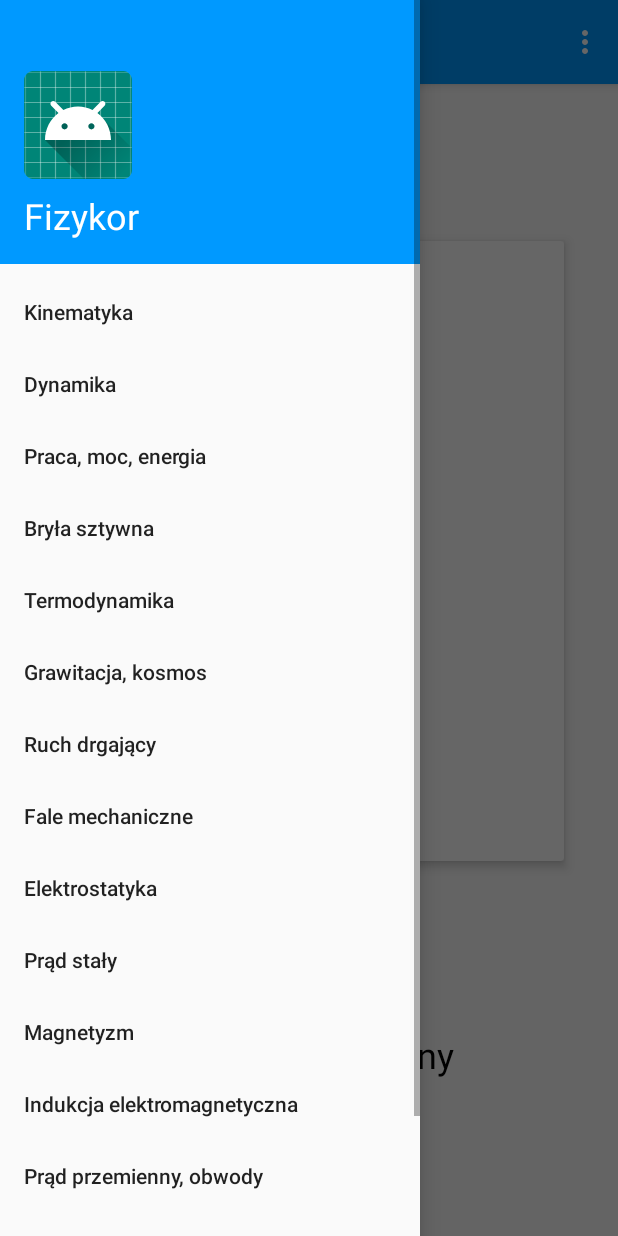
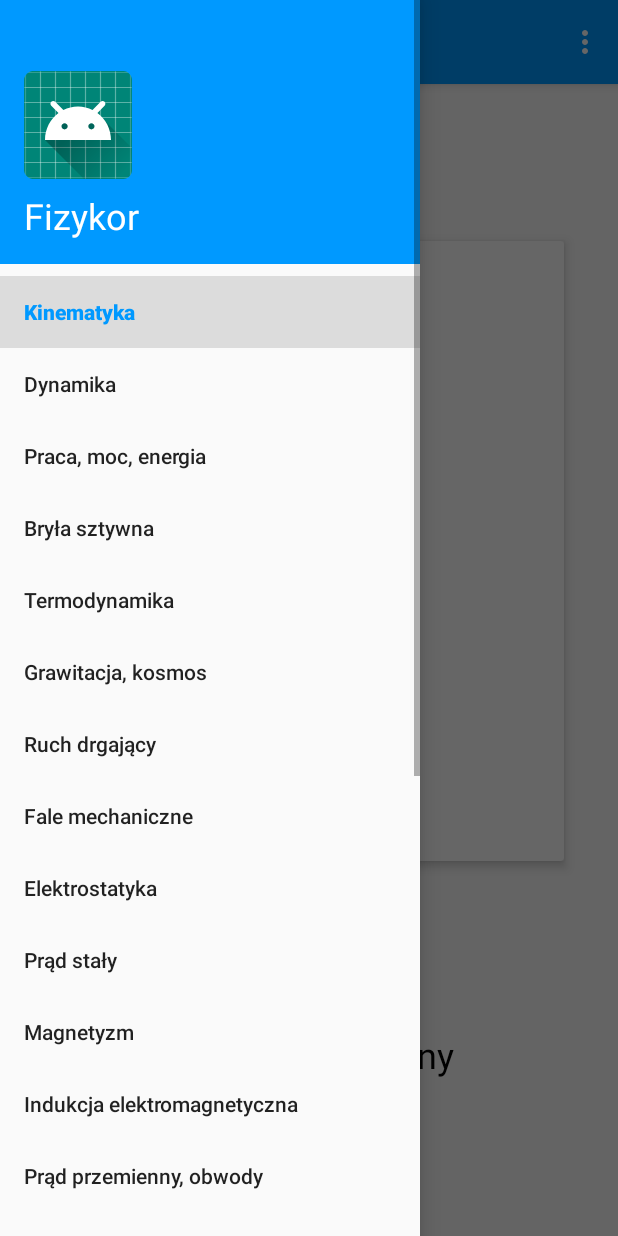
Before and after one commit to jstarczewski/Fizykor3, an Android app: the FlashCardsActivity screen opened directly, with no data from a screen before it, with the side drawer open, on a phone screen of 412 x 824 dp. Run offline under Robolectric (Android 15) with nearby library versions, the phone set to English and light mode, and no system bars; our stand-ins replace RxJava, data binding; 5 statements that could not run were skipped.

Commit message:
Resolving navigation bugs

```diff
--- a/app/src/main/java/com/clakestudio/pc/fizykor/equations/EquationsViewModel.kt
+++ b/app/src/main/java/com/clakestudio/pc/fizykor/equations/EquationsViewModel.kt
@@ -23,6 +23,7 @@ class EquationsViewModel(
     private var rawEquations: ArrayList<Equation> = ArrayList()
     private var isDataLoaded = false
     var flashCardsEvent: SingleLiveEvent<Void> = SingleLiveEvent()
+    private var currentFiltering: String = "Kinematyka"
 
 
     fun start() {
@@ -86,12 +87,13 @@ class EquationsViewModel(
         rawEquations.clear()
         rawEquations.addAll(equations)
         isDataLoaded = true
-        filterEquations("Kinematyka")
+        filterEquations(currentFiltering)
     }
 
     fun filterEquations(filtering: String) {
         this.equations.clear()
         this.equations.addAll(rawEquations.filter { equation -> equation.section == filtering })
+        currentFiltering = filtering
     }
 
     fun openFlashCards() {
--- a/app/src/main/java/com/clakestudio/pc/fizykor/flashcards/FlashCardsActivity.kt
+++ b/app/src/main/java/com/clakestudio/pc/fizykor/flashcards/FlashCardsActivity.kt
@@ -34,13 +34,19 @@ class FlashCardsActivity : AppCompatActivity() {
         setupViewFragment()
         setupNavigationDrawer()
 
-        startupCheckedItem = intent.getIntExtra("CheckedItemIndex", 0)
-
-
         setupActionBar(R.id.toolbar) {
             setHomeAsUpIndicator(R.drawable.ic_menu)
             setDisplayHomeAsUpEnabled(true)
         }
+
+        /**
+         * Not sure whether it is the right approach
+         * */
+
+        startupCheckedItem = intent.getIntExtra("CheckedItemIndex", 0)
+        flashCardsViewModel.startupFiltering = intent.getStringExtra("Filtering")
+        (findViewById<NavigationView>(R.id.nav_view)).setCheckedItem(startupCheckedItem)
+
 
     }
 
@@ -76,8 +82,6 @@ class FlashCardsActivity : AppCompatActivity() {
 
     private fun setupDrawerContent(navigationView: NavigationView) {
 
-        navigationView.setCheckedItem(startupCheckedItem)
-
         navigationView.setNavigationItemSelectedListener { menuItem ->
 
             flashCardsViewModel.filterFlashCards(menuItem.title.toString())
--- a/app/src/main/java/com/clakestudio/pc/fizykor/flashcards/FlashCardsFragment.kt
+++ b/app/src/main/java/com/clakestudio/pc/fizykor/flashcards/FlashCardsFragment.kt
@@ -45,8 +45,6 @@ class FlashCardsFragment : Fragment(), GestureDetector.OnGestureListener, View.O
     override fun onResume() {
         super.onResume()
         viewFragmentBinding.viewmodel?.start()
-        startupFiltering = activity?.intent?.getStringExtra("Filtering")
-        viewFragmentBinding.viewmodel?.filterFlashCards(startupFiltering.toString())
     }
 
     private fun setupGestureDetector() {
--- a/app/src/main/java/com/clakestudio/pc/fizykor/flashcards/FlashCardsViewModel.kt
+++ b/app/src/main/java/com/clakestudio/pc/fizykor/flashcards/FlashCardsViewModel.kt
@@ -33,6 +33,8 @@ class FlashCardsViewModel(private val equationsRepository: EquationsRepository)
     private var isLastOperationPush = false
     private var isMaturaMode = false
 
+    var startupFiltering = "Kinematyka"
+
     private val flashCardsBackStack = Stack<FlashCard>()
 
     fun start() {
@@ -45,8 +47,8 @@ class FlashCardsViewModel(private val equationsRepository: EquationsRepository)
     fun filterFlashCards(filtering: String) {
         flashCards.clear()
         flashCards.addAll(rawFlashCards.filter { flashCard -> flashCard.section == filtering })
+
     }
-
     private fun loadData() {
 
 
@@ -63,6 +65,7 @@ class FlashCardsViewModel(private val equationsRepository: EquationsRepository)
         this.rawFlashCards.clear()
         this.rawFlashCards.addAll(flashCards)
         isDataLoaded = true
+        filterFlashCards(startupFiltering)
         setNewFlashCard()
     }
 
--- a/app/src/main/res/layout/activity_flash_cards.xml
+++ b/app/src/main/res/layout/activity_flash_cards.xml
@@ -20,6 +20,6 @@
         android:layout_gravity="start"
         android:fitsSystemWindows="true"
         app:headerLayout="@layout/nav_header_flash_cards"
-        app:menu="@menu/activity_flash_cards_drawer" />
+        app:menu="@menu/activity_equations_drawer" />
 
 </android.support.v4.widget.DrawerLayout>
--- a/app/src/main/res/menu/activity_equations_drawer.xml
+++ b/app/src/main/res/menu/activity_equations_drawer.xml
@@ -1,6 +1,5 @@
 <?xml version="1.0" encoding="utf-8"?>
 <menu xmlns:android="http://schemas.android.com/apk/res/android">
-
     <group android:checkableBehavior="single">
 
         <item
```
Also changed, not shown: app/src/main/java/com/clakestudio/pc/fizykor/equations/EquationsActivity.kt (+5 -2 lines).
